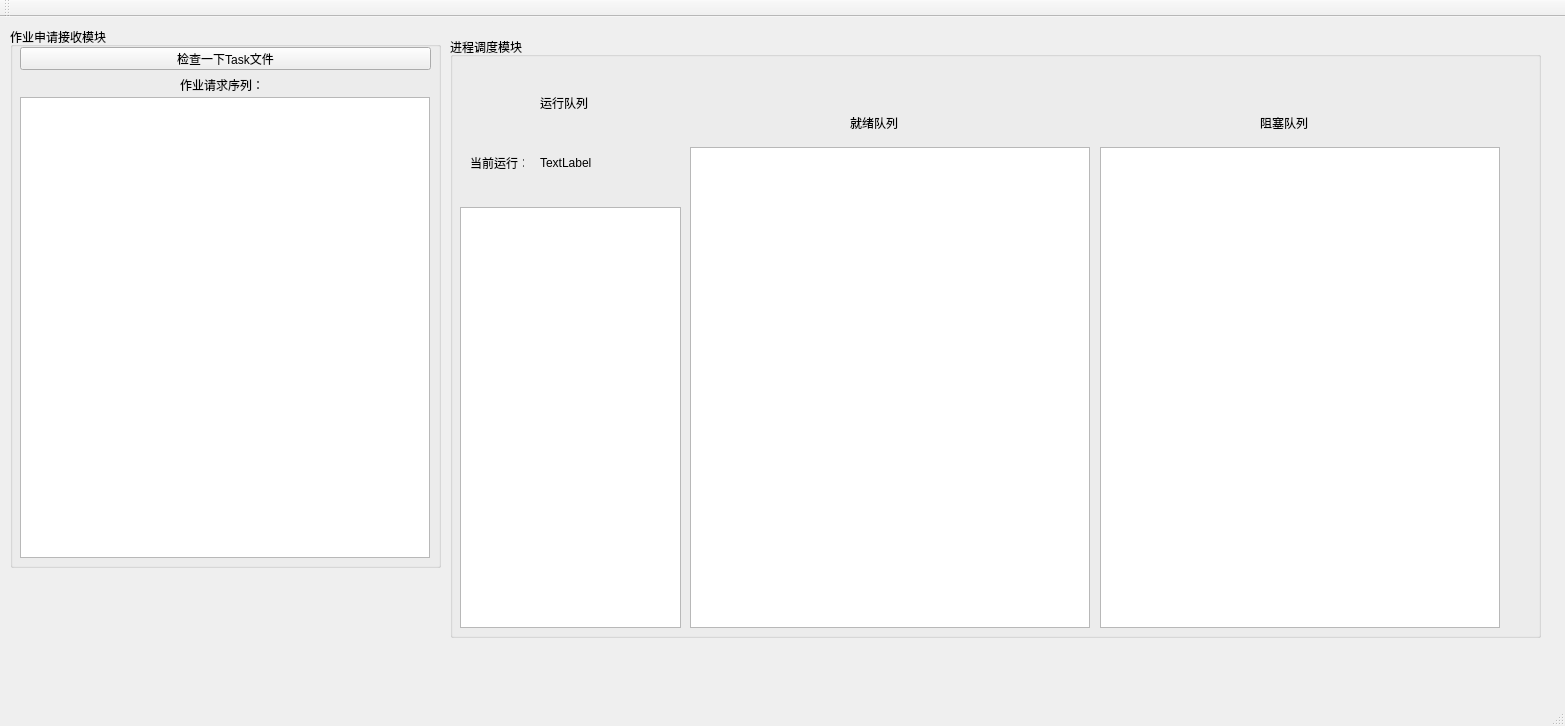
Old version of the form Obligatory/OS-O-01/RunProcess/runprocess.ui in the repository Carlos-yyt/OS-Experiment.
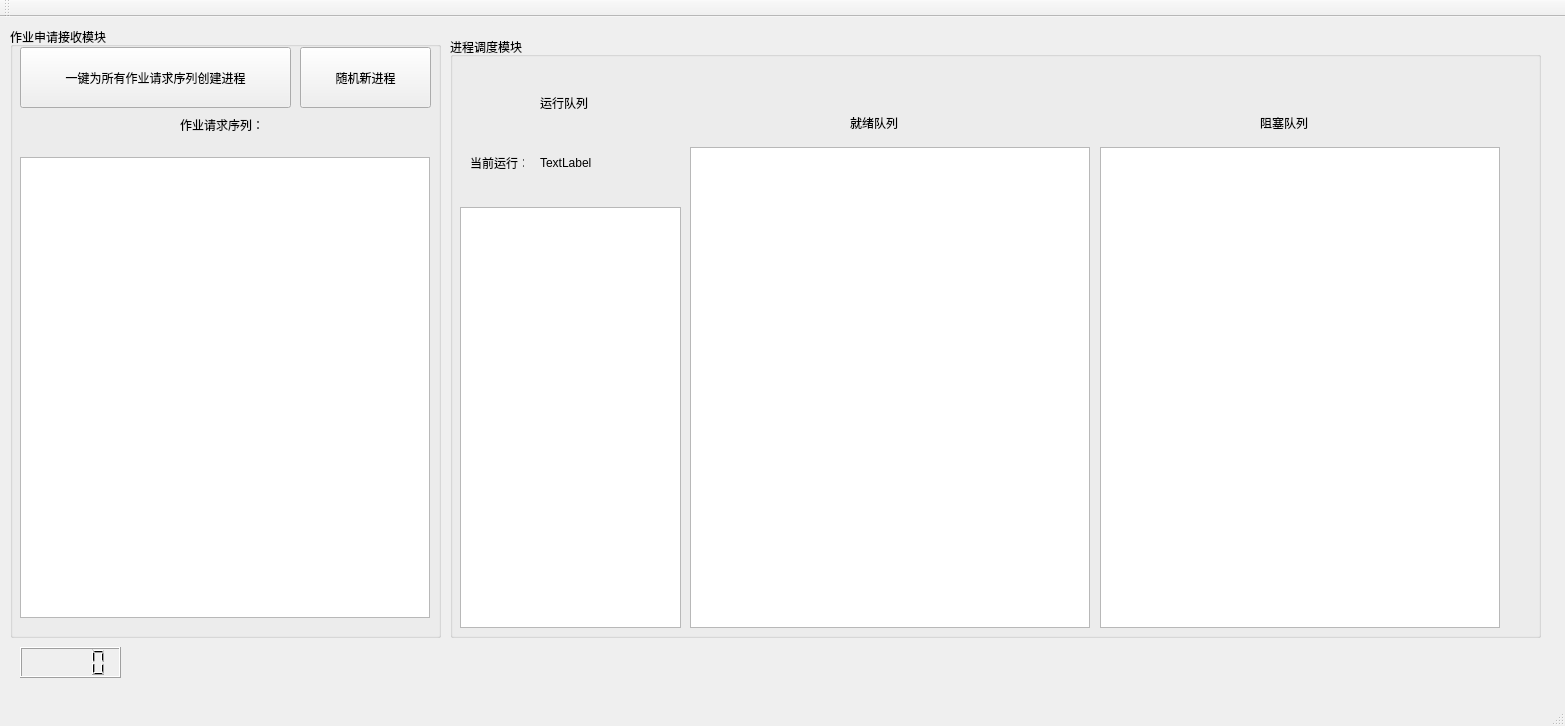
New version of the form.

What changed in the file:
```diff
--- a/Obligatory/OS-O-01/RunProcess/runprocess.ui
+++ b/Obligatory/OS-O-01/RunProcess/runprocess.ui
@@ -20,7 +20,7 @@
       <x>10</x>
       <y>10</y>
       <width>431</width>
-      <height>541</height>
+      <height>611</height>
      </rect>
     </property>
     <property name="title">
@@ -30,7 +30,7 @@
      <property name="geometry">
       <rect>
        <x>10</x>
-       <y>70</y>
+       <y>130</y>
        <width>410</width>
        <height>461</height>
       </rect>
@@ -41,19 +41,19 @@
       <rect>
        <x>10</x>
        <y>20</y>
-       <width>411</width>
-       <height>23</height>
+       <width>271</width>
+       <height>61</height>
       </rect>
      </property>
      <property name="text">
-      <string>检查一下Task文件</string>
+      <string>一键为所有作业请求序列创建进程</string>
      </property>
     </widget>
     <widget class="QLabel" name="label">
      <property name="geometry">
       <rect>
        <x>170</x>
-       <y>50</y>
+       <y>90</y>
        <width>91</width>
        <height>16</height>
       </rect>
@@ -62,6 +62,19 @@
       <string>作业请求序列：</string>
      </property>
     </widget>
+    <widget class="QPushButton" name="pushButton">
+     <property name="geometry">
+      <rect>
+       <x>290</x>
+       <y>20</y>
+       <width>131</width>
+       <height>61</height>
+      </rect>
+     </property>
+     <property name="text">
+      <string>随机新进程</string>
+     </property>
+    </widget>
    </widget>
    <widget class="QGroupBox" name="groupBox_2">
     <property name="geometry">
@@ -171,6 +184,16 @@
      </property>
     </widget>
    </widget>
+   <widget class="QLCDNumber" name="timeLcdNum">
+    <property name="geometry">
+     <rect>
+      <x>20</x>
+      <y>630</y>
+      <width>101</width>
+      <height>31</height>
+     </rect>
+    </property>
+   </widget>
   </widget>
   <widget class="QMenuBar" name="menuBar">
    <property name="geometry">
```
